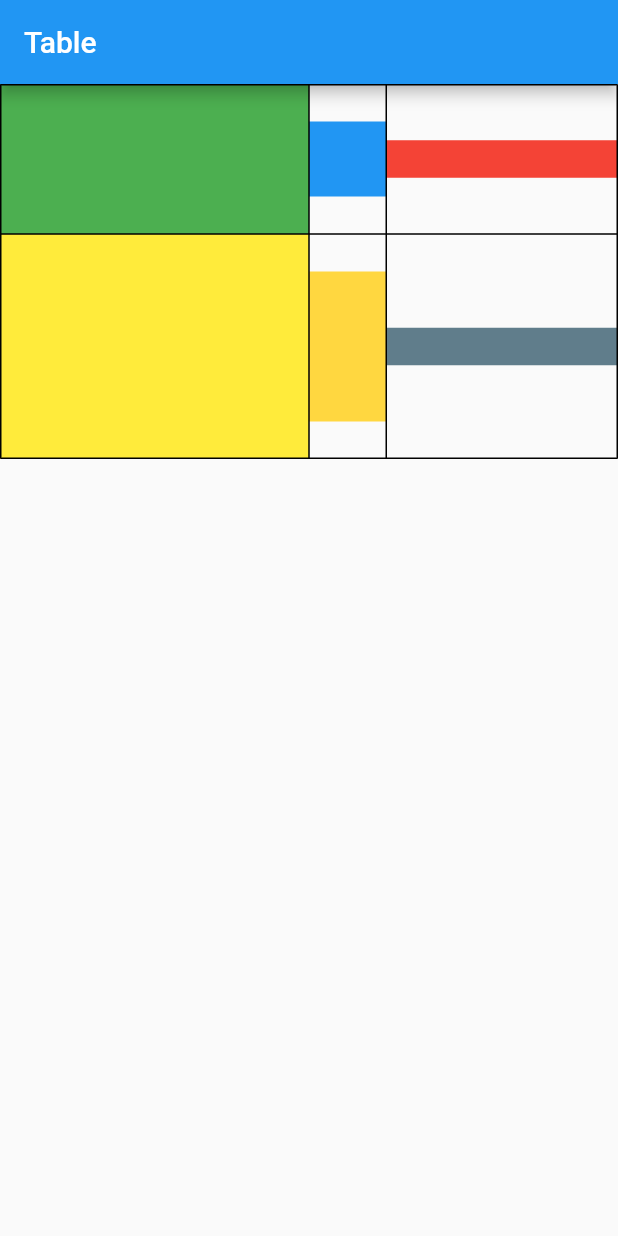
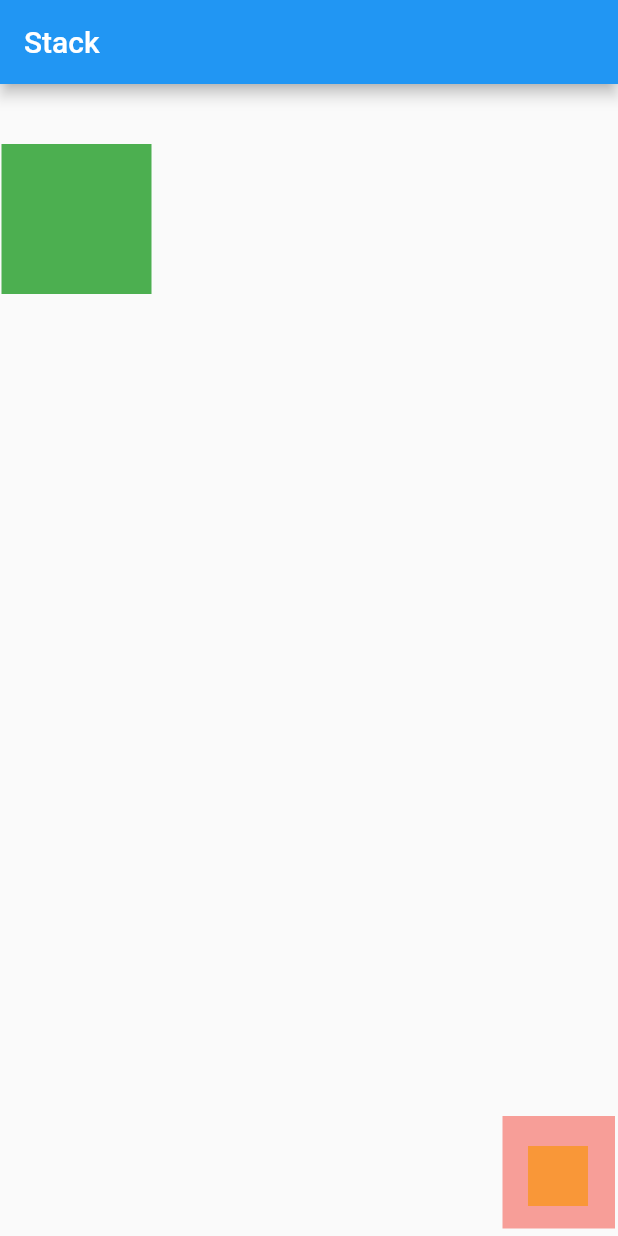
Before and after one commit to cornell19/more_widgets, a Flutter app: the screen it shows after launch, on a phone screen of 412 x 824 dp. Run offline on Flutter 3.47's test engine with Material 2 defaults, Android fonts, the phone set to English and light mode, and no system bars.

Commit message:
unit 7 module 2 final

```diff
--- a/lib/main.dart
+++ b/lib/main.dart
@@ -1,5 +1,6 @@
 import 'package:flutter/material.dart';
 import 'package:more_widgets/gridview_page.dart';
+import 'package:more_widgets/stack_page.dart';
 import 'package:more_widgets/table_page.dart';
 
 void main() => runApp(MyApp());
@@ -12,7 +13,7 @@ class MyApp extends StatelessWidget {
       theme: ThemeData(
         primarySwatch: Colors.blue,
       ),
-      home: TablePage(),
+      home: StackPage(),
     );
   }
 }
--- /dev/null
+++ b/lib/stack_page.dart
@@ -0,0 +1,48 @@
+import 'package:flutter/material.dart';
+
+class StackPage extends StatelessWidget {
+  const StackPage({Key key}) : super(key: key);
+
+  @override
+  Widget build(BuildContext context) {
+    return Scaffold(
+      appBar: AppBar(
+        title: const Text('Stack'),
+      ),
+      body: Stack(
+        children: <Widget>[
+          Positioned(
+            left: 1,
+            top: 40,
+            child: Container(
+              height: 100,
+              width: 100,
+              color: Colors.green,
+            ),
+          ),
+          Positioned(
+            right: 20,
+            bottom: 20,
+            child: Container(
+              height: 40,
+              width: 40,
+              color: Colors.yellow,
+            ),
+          ),
+          Positioned(
+            right: 2,
+            bottom: 5,
+            child: Opacity(
+              opacity: .5,
+              child: Container(
+                height: 75,
+                width: 75,
+                color: Colors.red,
+              ),
+            ),
+          ),
+        ],
+      ),
+    );
+  }
+}
```
